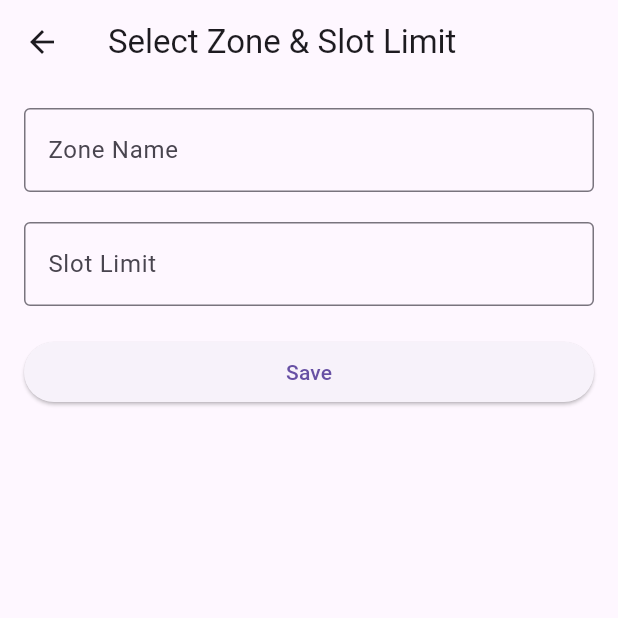
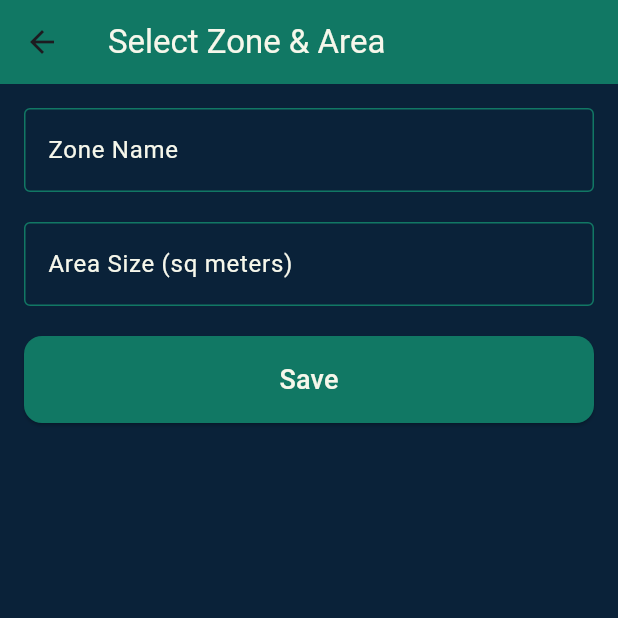
Before and after one commit to ushamsharath/MajorProject, a Flutter app: the ZoneSelectionScreen screen opened by its route, on a phone screen of 412 x 824 dp, the top half of it. Run offline on Flutter 3.47's test engine with Material 3 defaults, Android fonts, the phone set to English and light mode, and no system bars; our stand-ins replace firebase_core, image_picker; accounts and stored records are empty.

Commit message:
Made modifications in zone space (#2)

```diff
--- a/crowd_ai/lib/Screens/zone_selection_screen.dart
+++ b/crowd_ai/lib/Screens/zone_selection_screen.dart
@@ -10,25 +10,49 @@ class ZoneSelectionScreen extends StatefulWidget {
 
 class _ZoneSelectionScreenState extends State<ZoneSelectionScreen> {
   final TextEditingController _zoneController = TextEditingController();
-  final TextEditingController _slotLimitController = TextEditingController();
+  final TextEditingController _areaController = TextEditingController();
   String? _selectedZone;
-  int? _slotLimit;
+  double? _areaSize;
+  int? _availableSlots;
+  int? _peoplePerSlot;
 
   void _saveZone() {
     setState(() {
       _selectedZone = _zoneController.text;
-      _slotLimit = int.tryParse(_slotLimitController.text);
+      _areaSize = double.tryParse(_areaController.text);
     });
     ScaffoldMessenger.of(context).showSnackBar(
-      const SnackBar(content: Text('Zone and slot limit saved!')),
+      const SnackBar(content: Text('Zone and area saved!')),
     );
+  }
+
+  void _calculateSlots() {
+    if (_areaController.text.isNotEmpty) {
+      setState(() {
+        _areaSize = double.tryParse(_areaController.text);
+        if (_areaSize != null) {
+          // Calculate slots based on 25 square meters per slot
+          _availableSlots = (_areaSize! / 25).floor();
+          // Calculate people proportional to area (4 people per square meter)
+          _peoplePerSlot = _availableSlots! > 0 ? (_areaSize! * 4 / _availableSlots!).round() : 0;
+        } else {
+          _availableSlots = null;
+          _peoplePerSlot = null;
+        }
+      });
+    }
   }
 
   @override
   Widget build(BuildContext context) {
     return Scaffold(
+      backgroundColor: const Color(0xFF0A2239),
       appBar: AppBar(
-        title: const Text('Select Zone & Slot Limit'),
+        backgroundColor: const Color(0xFF117864),
+        title: const Text(
+          'Select Zone & Area',
+          style: TextStyle(color: Color(0xFFF6F7EB)),
+        ),
       ),
       body: Padding(
         padding: const EdgeInsets.all(16.0),
@@ -37,29 +61,104 @@ class _ZoneSelectionScreenState extends State<ZoneSelectionScreen> {
           children: [
             TextField(
               controller: _zoneController,
+              style: const TextStyle(color: Color(0xFFF6F7EB)),
               decoration: const InputDecoration(
                 labelText: 'Zone Name',
-                border: OutlineInputBorder(),
+                labelStyle: TextStyle(color: Color(0xFFF6F7EB)),
+                border: OutlineInputBorder(
+                  borderSide: BorderSide(color: Color(0xFF117864)),
+                ),
+                enabledBorder: OutlineInputBorder(
+                  borderSide: BorderSide(color: Color(0xFF117864)),
+                ),
+                focusedBorder: OutlineInputBorder(
+                  borderSide: BorderSide(color: Color(0xFF117864), width: 2),
+                ),
               ),
             ),
             const SizedBox(height: 20),
             TextField(
-              controller: _slotLimitController,
+              controller: _areaController,
               keyboardType: TextInputType.number,
+              style: const TextStyle(color: Color(0xFFF6F7EB)),
               decoration: const InputDecoration(
-                labelText: 'Slot Limit',
-                border: OutlineInputBorder(),
+                labelText: 'Area Size (sq meters)',
+                labelStyle: TextStyle(color: Color(0xFFF6F7EB)),
+                hintText: 'Enter area in square meters',
+                hintStyle: TextStyle(color: Color(0xFFB0B0B0)),
+                border: OutlineInputBorder(
+                  borderSide: BorderSide(color: Color(0xFF117864)),
+                ),
+                enabledBorder: OutlineInputBorder(
+                  borderSide: BorderSide(color: Color(0xFF117864)),
+                ),
+                focusedBorder: OutlineInputBorder(
+                  borderSide: BorderSide(color: Color(0xFF117864), width: 2),
+                ),
+              ),
+              onChanged: (value) => _calculateSlots(),
+            ),
+            const SizedBox(height: 20),
+            if (_availableSlots != null && _peoplePerSlot != null) ...[
+              Container(
+                padding: const EdgeInsets.all(16.0),
+                decoration: BoxDecoration(
+                  color: const Color(0xFF117864).withOpacity(0.2),
+                  border: Border.all(color: const Color(0xFF117864)),
+                  borderRadius: BorderRadius.circular(12.0),
+                ),
+                child: Column(
+                  crossAxisAlignment: CrossAxisAlignment.start,
+                  children: [
+                    Text(
+                      'Area Calculation Results:',
+                      style: Theme.of(context).textTheme.titleMedium?.copyWith(
+                        fontWeight: FontWeight.bold,
+                        color: const Color(0xFFF6F7EB),
+                      ),
+                    ),
+                    const SizedBox(height: 8),
+                    Text(
+                      'Available Slots: $_availableSlots',
+                      style: const TextStyle(color: Color(0xFFF6F7EB)),
+                    ),
+                    Text(
+                      'Area per Slot: ${_availableSlots! > 0 ? (_areaSize! / _availableSlots!).toStringAsFixed(2) : 0} sq meters',
+                      style: const TextStyle(color: Color(0xFFF6F7EB)),
+                    ),
+                    Text(
+                      'People per Slot: $_peoplePerSlot',
+                      style: const TextStyle(color: Color(0xFFF6F7EB)),
+                    ),
+                    Text(
+                      'Total Capacity: ${_availableSlots! * _peoplePerSlot!} people',
+                      style: const TextStyle(color: Color(0xFFF6F7EB)),
+                    ),
+                  ],
+                ),
+              ),
+              const SizedBox(height: 20),
+            ],
+            ElevatedButton(
+              style: ElevatedButton.styleFrom(
+                backgroundColor: const Color(0xFF117864),
+                padding: const EdgeInsets.symmetric(vertical: 16, horizontal: 40),
+                shape: RoundedRectangleBorder(
+                  borderRadius: BorderRadius.circular(12),
+                ),
+              ),
+              onPressed: _saveZone,
+              child: const Text(
+                'Save',
+                style: TextStyle(fontSize: 18, color: Color(0xFFF6F7EB)),
               ),
             ),
-            const SizedBox(height: 20),
-            ElevatedButton(
-              onPressed: _saveZone,
-              child: const Text('Save'),
-            ),
-            if (_selectedZone != null && _slotLimit != null) ...[
+            if (_selectedZone != null) ...[
               const SizedBox(height: 30),
-              Text('Zone: $_selectedZone'),
-              Text('Slot Limit: $_slotLimit'),
+              Text(
+                'Zone: $_selectedZone',
+                style: const TextStyle(color: Color(0xFFF6F7EB)),
+              ),
             ]
           ],
         ),
```
Also changed, not shown: crowd_ai/pubspec.lock.
